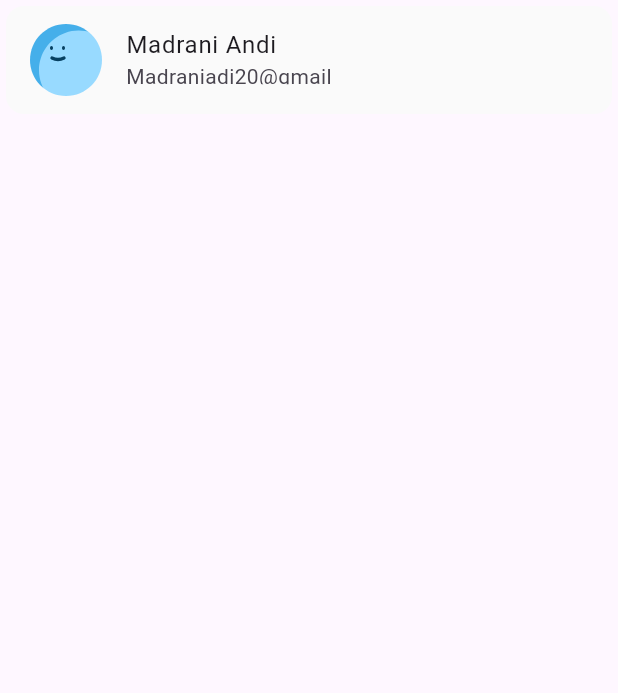
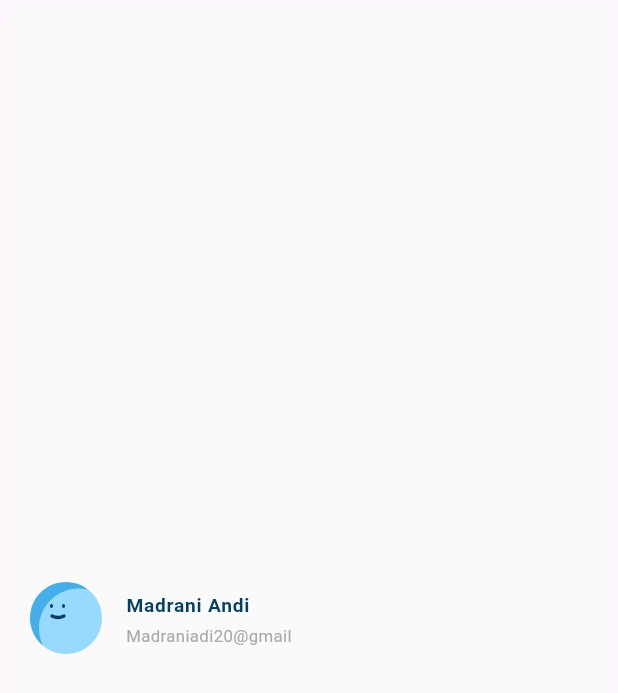
Before and after one commit to OmarAliSiad/ResponsiveDashBoard, a Flutter app: the UserInfoTile widget shown alone on an empty page, opened directly with sample values from the repository, on a phone screen of 412 x 824 dp. Shown: the top 693 px of the screen. Run offline on Flutter 3.47's test engine with Material 3 defaults, Android fonts, the light colour scheme and no system bars; our stand-ins replace expandable_page_view, fl_chart, flutter_svg; Roboto replaces fonts that are missing (Montserrat); statements that could not run were skipped; project files that could hold a hidden picture were left out.

Commit message:
This commit introduces card that contains FittedBox that make sure that text is responsive and  doesnot exceed the constrains

```diff
--- a/lib/features/presenation/widgets/user_info_tile.dart
+++ b/lib/features/presenation/widgets/user_info_tile.dart
@@ -12,21 +12,24 @@ class UserInfoTile extends StatelessWidget {
     return Card(
       color: const Color(0xffFAFAFA),
       elevation: 0,
+      child: Center(
         child: ListTile(
           leading: SvgPicture.asset(userInfoModel.image!),
-        title: SizedBox(
-          width: 123,
-          height: 20,
-          child: Text(userInfoModel.title, style: AppStyles.styleSemiBold16()),
+          title: FittedBox(
+            fit: BoxFit.scaleDown,
+            alignment: Alignment.centerLeft,
+            child: Text(
+              userInfoModel.title,
+              style: AppStyles.styleSemiBold16(context),
+            ),
           ),
           subtitle: FittedBox(
             alignment: Alignment.centerLeft,
             fit: BoxFit.scaleDown,
-          child: SizedBox(
-            width: 139,
-            height: 15,
-            child:
-                Text(userInfoModel.subTitle, style: AppStyles.styleRegular14()),
+            child: Text(
+              userInfoModel.subTitle,
+              style: AppStyles.styleRegular14(context),
+            ),
           ),
         ),
       ),
```
Lines whose indentation alone changed are shown as unchanged.
